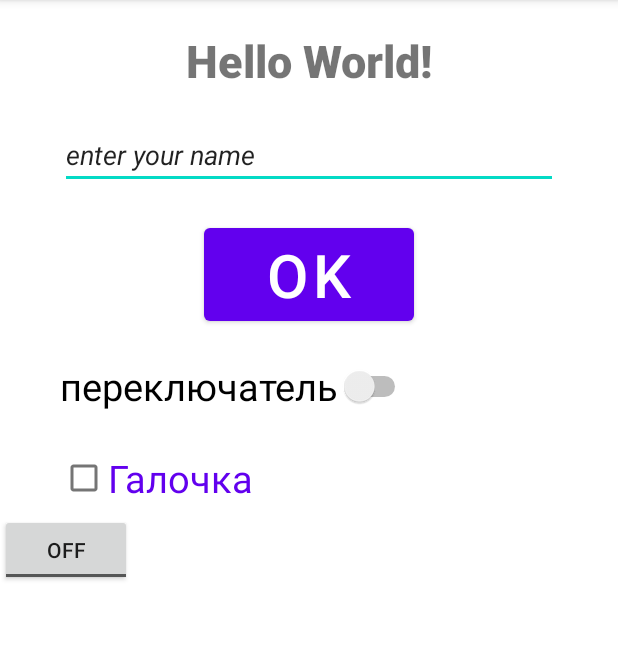
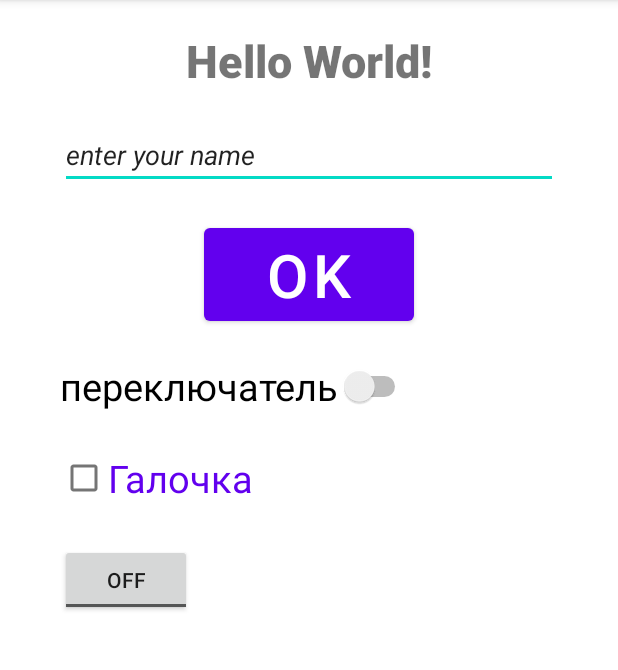
Before and after one commit to Navara91/HomeWorkRepo, an Android app: the screen it shows after launch (MainActivity), on a phone screen of 412 x 824 dp, the part 84-754 px from its top. Run offline under Robolectric (Android 15) with nearby library versions, the phone set to English and light mode, and no system bars.

Commit message:
не понял что эта за кнопка

```diff
--- a/app/src/main/res/layout/activity_main.xml
+++ b/app/src/main/res/layout/activity_main.xml
@@ -64,7 +64,11 @@
 
     <ToggleButton
         android:layout_width="wrap_content"
-        android:layout_height="wrap_content"/>
+        android:layout_height="wrap_content"
+        android:layout_marginTop="20dp"
+        android:layout_marginLeft="40dp"
+        android:layout_marginRight="40dp"
+        />
 
 
 </LinearLayout>
```
